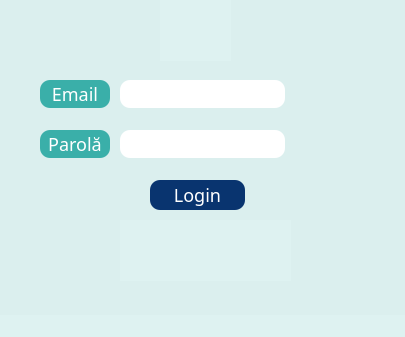
This is mainwindow.ui in TeonaG/AplicatieRecruiting as Qt 5 draws it before an edit. The edited form follows.
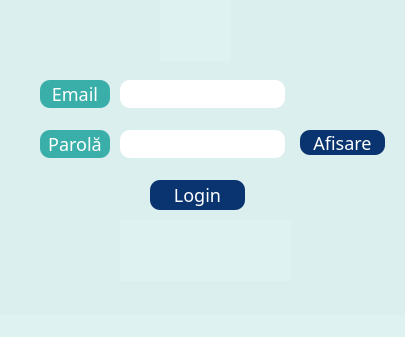
This is the edited form. Icons and pictures are not drawn.

The edit to the form file:
```diff
--- a/mainwindow.ui
+++ b/mainwindow.ui
@@ -162,6 +162,28 @@
       <pixmap>../PROIECT/logo_mic.png</pixmap>
      </property>
     </widget>
+    <widget class="QPushButton" name="pushButton_afisare">
+     <property name="geometry">
+      <rect>
+       <x>310</x>
+       <y>170</y>
+       <width>85</width>
+       <height>25</height>
+      </rect>
+     </property>
+     <property name="styleSheet">
+      <string notr="true">background-color: rgb(9, 52, 111);
+color: white;
+border-style: outset;
+border-radius: 10px;
+font: Times New Roman;
+font-size:18px;
+</string>
+     </property>
+     <property name="text">
+      <string>Afisare</string>
+     </property>
+    </widget>
    </widget>
   </widget>
   <widget class="QMenuBar" name="menubar">
```
Left out of the diff: 2 changed lines with no effect on the pictures.
